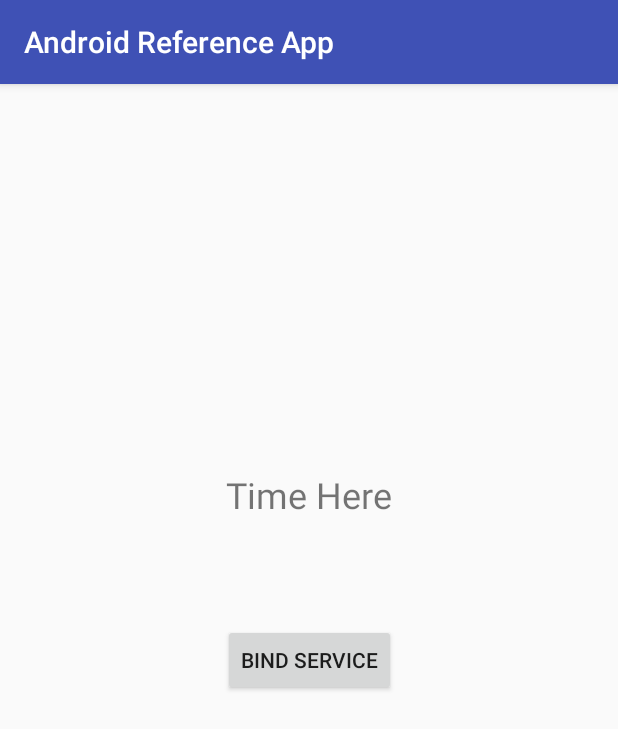
After one commit to mazleo/AndroidReferenceApp, an Android app: the BoundServicesActivity screen opened directly, with no data from a screen before it, on a phone screen of 412 x 824 dp. The commit adds this screen. Shown: the top 729 px of the screen. Run offline under Robolectric (Android 15) with nearby library versions, the phone set to English and light mode, and no system bars; 1 statement that could not run was skipped.

Commit message:
Add Services Add Bound Services

```diff
--- /dev/null
+++ b/app/src/main/java/com/app/reference/android/androidreferenceapp/BoundServicesActivity.java
@@ -0,0 +1,52 @@
+package com.app.reference.android.androidreferenceapp;
+
+import android.content.ComponentName;
+import android.content.Context;
+import android.content.Intent;
+import android.content.ServiceConnection;
+import android.os.IBinder;
+import android.support.v7.app.AppCompatActivity;
+import android.os.Bundle;
+import android.view.View;
+import android.widget.Button;
+import android.widget.TextView;
+
+import com.app.reference.android.androidreferenceapp.BoundServices.LocalBinder;
+
+public class BoundServicesActivity extends AppCompatActivity {
+
+    BoundServices boundServices;
+    boolean isBound = false;
+
+    @Override
+    protected void onCreate(Bundle savedInstanceState) {
+        super.onCreate(savedInstanceState);
+        setContentView(R.layout.activity_bound_services);
+
+        Button buttonBoundServices = (Button) findViewById(R.id.buttonBoundServices);
+        Intent intentBoundServices = new Intent(BoundServicesActivity.this, BoundServices.class);
+        bindService(intentBoundServices, serviceConnection, Context.BIND_AUTO_CREATE);
+
+        buttonBoundServices.setOnClickListener(new View.OnClickListener() {
+            public void onClick(View v) {
+                String currentTime = boundServices.getCurrentTime();
+                TextView textviewBoundServices = (TextView) findViewById(R.id.textviewBoundServices);
+                textviewBoundServices.setText(currentTime);
+            }
+        });
+    }
+
+    private ServiceConnection serviceConnection = new ServiceConnection() {
+        @Override
+        public void onServiceConnected(ComponentName name, IBinder service) {
+            LocalBinder localBinder = (LocalBinder) service;
+            boundServices = localBinder.getService();
+            isBound = true;
+        }
+
+        @Override
+        public void onServiceDisconnected(ComponentName name) {
+            isBound = false;
+        }
+    };
+}
--- /dev/null
+++ b/app/src/main/res/layout/activity_bound_services.xml
@@ -0,0 +1,31 @@
+<?xml version="1.0" encoding="utf-8"?>
+<android.support.constraint.ConstraintLayout xmlns:android="http://schemas.android.com/apk/res/android"
+    xmlns:app="http://schemas.android.com/apk/res-auto"
+    xmlns:tools="http://schemas.android.com/tools"
+    android:layout_width="match_parent"
+    android:layout_height="match_parent"
+    tools:context="com.app.reference.android.androidreferenceapp.BoundServicesActivity">
+
+    <TextView
+        android:id="@+id/textviewBoundServices"
+        android:layout_width="wrap_content"
+        android:layout_height="wrap_content"
+        android:text="Time Here"
+        android:textSize="24dp"
+        app:layout_constraintLeft_toLeftOf="parent"
+        app:layout_constraintBottom_toBottomOf="parent"
+        app:layout_constraintRight_toRightOf="parent"
+        app:layout_constraintTop_toTopOf="parent"
+        app:layout_constraintVertical_bias="0.35" />
+
+    <Button
+        android:id="@+id/buttonBoundServices"
+        android:layout_width="wrap_content"
+        android:layout_height="wrap_content"
+        android:text="Bind Service"
+        app:layout_constraintLeft_toLeftOf="parent"
+        app:layout_constraintRight_toRightOf="parent"
+        app:layout_constraintBottom_toBottomOf="parent"
+        app:layout_constraintTop_toTopOf="parent" />
+
+</android.support.constraint.ConstraintLayout>
--- a/app/src/main/res/values/strings.xml
+++ b/app/src/main/res/values/strings.xml
@@ -10,6 +10,8 @@
         <item>Overflow Menu</item>
         <item>Threads</item>
         <item>Activity Lifecycle</item>
+        <item>Services</item>
+        <item>Bound Services</item>
     </string-array>
     <string name="red_string">Red</string>
     <string name="blue_string">Blue</string>
```
Also changed, not shown: app/src/main/AndroidManifest.xml (+11 -2 lines), app/src/main/java/com/app/reference/android/androidreferenceapp/BoundServices.java (added, +34 -0 lines), app/src/main/java/com/app/reference/android/androidreferenceapp/MainActivity.java (+8 -0 lines), app/src/main/java/com/app/reference/android/androidreferenceapp/Services.java (added, +18 -0 lines), app/src/main/java/com/app/reference/android/androidreferenceapp/ServicesActivity.java (added, +25 -0 lines), app/src/main/res/layout/activity_services.xml (added, +29 -0 lines).
